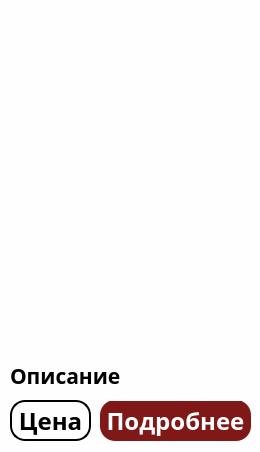
This is card.ui in yobysheva/pyQT_DressesStore as Qt 5 draws it before an edit. The edited form follows.
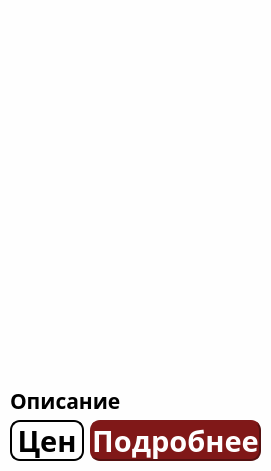
This is the edited form.

The edit to the form file:
```diff
--- a/card.ui
+++ b/card.ui
@@ -6,8 +6,8 @@
    <rect>
     <x>0</x>
     <y>0</y>
-    <width>260</width>
-    <height>452</height>
+    <width>271</width>
+    <height>471</height>
    </rect>
   </property>
   <property name="font">
@@ -21,49 +21,13 @@
   <property name="styleSheet">
    <string notr="true">background: rgb(254,254,254)</string>
   </property>
-  <widget class="QPushButton" name="details">
-   <property name="geometry">
-    <rect>
-     <x>100</x>
-     <y>400</y>
-     <width>151</width>
-     <height>41</height>
-    </rect>
-   </property>
-   <property name="font">
-    <font>
-     <family>Futurespore Cyrillic</family>
-     <pointsize>18</pointsize>
-     <weight>50</weight>
-     <italic>false</italic>
-     <bold>false</bold>
-    </font>
-   </property>
-   <property name="styleSheet">
-    <string notr="true">QPushButton:pressed {
-    background-color: rgb(108,8,8);
-}
-QPushButton {
-border: 0px solid #000;
-border-radius: 15px;
-border-style: outset;
-background: rgb(128,24,24);
-color:rgb(254,254,254);
-font-weight: bold;
-font: 18pt &quot;Futurespore Cyrillic&quot;;
-}</string>
-   </property>
-   <property name="text">
-    <string>Подробнее</string>
-   </property>
-  </widget>
   <widget class="QLabel" name="name">
    <property name="geometry">
     <rect>
      <x>10</x>
-     <y>350</y>
-     <width>241</width>
-     <height>51</height>
+     <y>380</y>
+     <width>251</width>
+     <height>41</height>
     </rect>
    </property>
    <property name="font">
@@ -89,32 +53,35 @@
     <rect>
      <x>10</x>
      <y>10</y>
-     <width>241</width>
-     <height>341</height>
+     <width>251</width>
+     <height>361</height>
     </rect>
    </property>
    <layout class="QVBoxLayout" name="verticalLayout"/>
   </widget>
-  <widget class="QPushButton" name="price">
+  <widget class="QWidget" name="horizontalLayoutWidget">
    <property name="geometry">
     <rect>
      <x>10</x>
-     <y>400</y>
-     <width>81</width>
+     <y>420</y>
+     <width>251</width>
      <height>41</height>
     </rect>
    </property>
-   <property name="font">
-    <font>
-     <family>Futurespore Cyrillic</family>
-     <pointsize>18</pointsize>
-     <weight>50</weight>
-     <italic>false</italic>
-     <bold>false</bold>
-    </font>
-   </property>
-   <property name="styleSheet">
-    <string notr="true">QPushButton:pressed {
+   <layout class="QHBoxLayout" name="horizontalLayout_2" stretch="1,2">
+    <item>
+     <widget class="QPushButton" name="price">
+      <property name="font">
+       <font>
+        <family>Futurespore Cyrillic</family>
+        <pointsize>22</pointsize>
+        <weight>50</weight>
+        <italic>false</italic>
+        <bold>false</bold>
+       </font>
+      </property>
+      <property name="styleSheet">
+       <string notr="true">QPushButton:pressed {
 border: 0px solid #000;
 border-radius: 15px;
 border-style: outset;
@@ -125,16 +92,49 @@
 }
 QPushButton {
 border: 2px solid #000;
-border-radius: 15px;
+border-radius: 10px;
 border-style: outset;
 color: black;
 font-weight: bold;
-font: 18pt &quot;Futurespore Cyrillic&quot;;
+font: 22pt &quot;Futurespore Cyrillic&quot;;
 }</string>
-   </property>
-   <property name="text">
-    <string>Цена</string>
-   </property>
+      </property>
+      <property name="text">
+       <string>Цен</string>
+      </property>
+     </widget>
+    </item>
+    <item>
+     <widget class="QPushButton" name="details">
+      <property name="font">
+       <font>
+        <family>Futurespore Cyrillic</family>
+        <pointsize>22</pointsize>
+        <weight>50</weight>
+        <italic>false</italic>
+        <bold>false</bold>
+       </font>
+      </property>
+      <property name="styleSheet">
+       <string notr="true">QPushButton:pressed {
+    background-color: rgb(108,8,8);
+}
+QPushButton {
+border: 2px solid #511;
+border-radius: 10px;
+border-style: outset;
+background: rgb(128,24,24);
+color:rgb(254,254,254);
+font-weight: bold;
+font: 22pt &quot;Futurespore Cyrillic&quot;;
+}</string>
+      </property>
+      <property name="text">
+       <string>Подробнее</string>
+      </property>
+     </widget>
+    </item>
+   </layout>
   </widget>
  </widget>
  <resources/>
```
Left out of the diff: 4 changed lines with no effect on the pictures.
